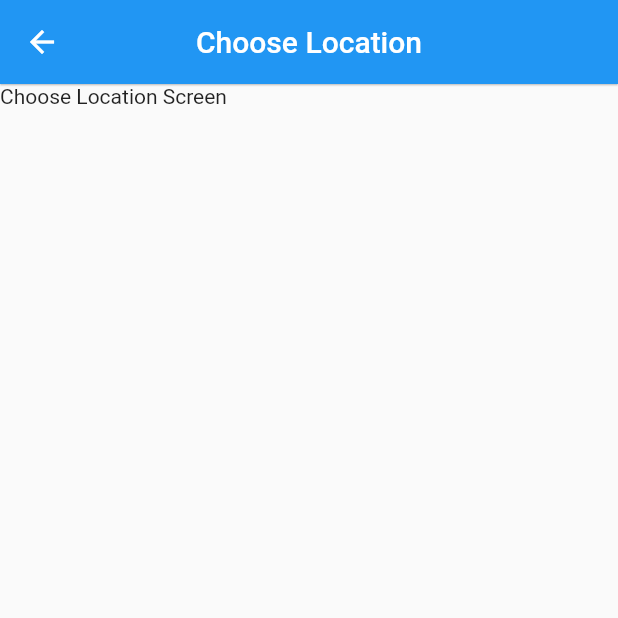
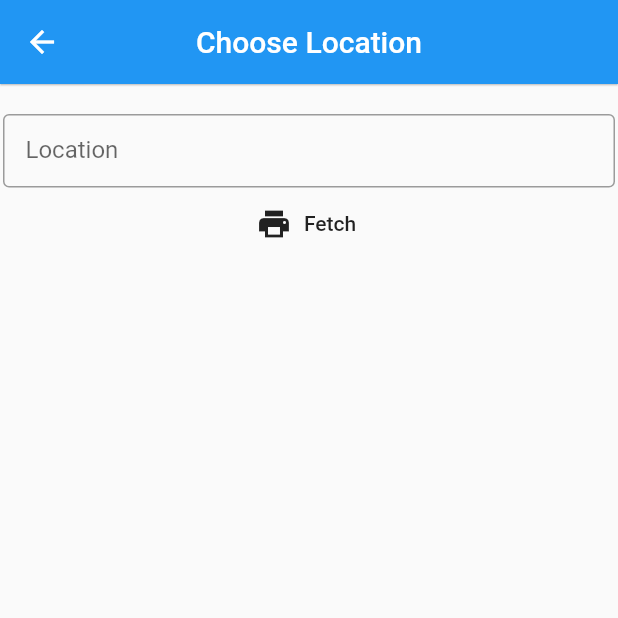
Before and after one commit to turkaytunc/flutter-timeapp, a Flutter app: the screen it shows after launch, after a tap on "Change Location", on a phone screen of 412 x 824 dp, the top half of it. Run offline on Flutter 3.47's test engine with Material 2 defaults, Android fonts, the phone set to English and light mode, and no system bars; our stand-ins replace flutter_spinkit; network calls fail.

Commit message:
add: inputbox

```diff
--- a/lib/pages/home.dart
+++ b/lib/pages/home.dart
@@ -10,7 +10,7 @@ class _HomeState extends State<Home> {
 
   @override
   Widget build(BuildContext context) {
-    data = ModalRoute.of(context).settings.arguments;
+    data = data.isNotEmpty? data: ModalRoute.of(context).settings.arguments;
 
     print(data);
 
@@ -22,7 +22,12 @@ class _HomeState extends State<Home> {
             crossAxisAlignment: CrossAxisAlignment.center,
             children: [
               FlatButton.icon(
-                onPressed: () => {Navigator.pushNamed(context, '/location')},
+                onPressed: () async {
+                  dynamic result = await Navigator.pushNamed(context, '/location');
+                  setState(() {
+                    data['location'] = result['selectedLocation'];
+                  });
+                },
                 icon: Icon(Icons.edit_location),
                 label: Text('Change Location'),
               ),
--- a/lib/pages/loading.dart
+++ b/lib/pages/loading.dart
@@ -13,7 +13,7 @@ class _LoadingState extends State<Loading> {
     WorldTime worldTime = WorldTime(location: 'Istanbul');
     await worldTime.getData();
     await Future.delayed(
-      Duration(seconds: 3),
+      Duration(seconds: 1),
       () => {print('Data Fetched')},
     );
     Navigator.pushReplacementNamed(context, '/home',
--- a/lib/pages/time.dart
+++ b/lib/pages/time.dart
@@ -6,12 +6,43 @@ class Time extends StatefulWidget {
 }
 
 class _TimeState extends State<Time> {
+  final _controller = TextEditingController();
 
+  String selectedLocation = 'Istanbul';
+
+  void dispose() {
+    _controller.dispose();
+    super.dispose();
+  }
 
   @override
   Widget build(BuildContext context) {
     return Scaffold(
-      body: Text('Choose Location Screen'),
+      body: Container(
+          padding: EdgeInsets.only(top: 20, left: 2, right: 2),
+          child: Column(
+            children: [
+              TextField(
+                controller: _controller,
+                style: TextStyle(),
+                obscureText: false,
+                decoration: InputDecoration(
+                  border: OutlineInputBorder(),
+                  labelText: 'Location',
+                  contentPadding: EdgeInsets.all(15),
+                ),
+              ),
+              FlatButton.icon(
+                  onPressed: () => {
+                        setState(() => {
+                              selectedLocation = _controller.text,
+                            }),
+                        Navigator.pop(context, {'selectedLocation': selectedLocation})
+                      },
+                  icon: Icon(Icons.print),
+                  label: Text('Fetch'))
+            ],
+          )),
       appBar: AppBar(
         centerTitle: true,
         elevation: .5,
```
